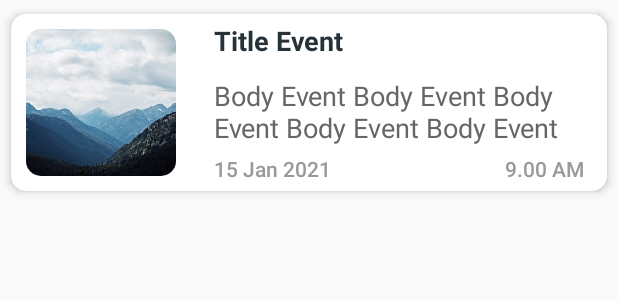
After one commit to dyanzzz/Screening, an Android app: the layout item_event.xml on its own in the app's theme, with its tools: preview values and no code run, on a phone screen of 412 x 824 dp. The commit adds this screen. Shown: the top 300 px of the screen. Run offline under Robolectric (Android 15) with nearby library versions, the phone set to English and light mode, and no system bars.

Commit message:
Implement feature list event add toolbar event

```diff
--- /dev/null
+++ b/app/src/main/java/com/suitmedia/screeningtest/features/screenthree/EventCallback.kt
@@ -0,0 +1,5 @@
+package com.suitmedia.screeningtest.features.screenthree
+
+interface EventCallback {
+    fun onItemClicked(data: EventEntity)
+}
--- /dev/null
+++ b/app/src/main/res/drawable/ic_search.xml
@@ -0,0 +1,5 @@
+<vector android:height="24dp" android:tint="#FFFFFF"
+    android:viewportHeight="24" android:viewportWidth="24"
+    android:width="24dp" xmlns:android="http://schemas.android.com/apk/res/android">
+    <path android:fillColor="@android:color/white" android:pathData="M15.5,14h-0.79l-0.28,-0.27C15.41,12.59 16,11.11 16,9.5 16,5.91 13.09,3 9.5,3S3,5.91 3,9.5 5.91,16 9.5,16c1.61,0 3.09,-0.59 4.23,-1.57l0.27,0.28v0.79l5,4.99L20.49,19l-4.99,-5zM9.5,14C7.01,14 5,11.99 5,9.5S7.01,5 9.5,5 14,7.01 14,9.5 11.99,14 9.5,14z"/>
+</vector>
--- /dev/null
+++ b/app/src/main/res/layout/item_event.xml
@@ -0,0 +1,111 @@
+<?xml version="1.0" encoding="utf-8"?>
+<androidx.cardview.widget.CardView
+    xmlns:android="http://schemas.android.com/apk/res/android"
+    xmlns:app="http://schemas.android.com/apk/res-auto"
+    xmlns:tools="http://schemas.android.com/tools"
+    android:layout_width="match_parent"
+    android:layout_height="wrap_content"
+    android:orientation="vertical"
+    android:clickable="true"
+    android:focusable="true"
+    android:foreground="?android:attr/selectableItemBackground"
+    app:cardCornerRadius="10dp"
+    app:cardElevation="4dp"
+    app:cardMaxElevation="4dp"
+    app:cardUseCompatPadding="true">
+
+    <LinearLayout
+        android:layout_width="match_parent"
+        android:layout_height="wrap_content"
+        android:orientation="horizontal">
+
+        <androidx.cardview.widget.CardView
+            android:layout_width="100dp"
+            android:layout_height="match_parent"
+            android:clipToPadding="true"
+            app:cardCornerRadius="10dp"
+            app:cardElevation="0dp"
+            android:layout_margin="@dimen/spacing_middle"
+            app:cardPreventCornerOverlap="false"
+            app:cardUseCompatPadding="false">
+
+            <ImageView
+                android:id="@+id/image_event"
+                android:layout_width="match_parent"
+                android:layout_height="match_parent"
+                android:scaleType="centerCrop"
+                tools:src="@drawable/image_event"
+                android:contentDescription="@string/app_name" />
+
+        </androidx.cardview.widget.CardView>
+
+        <LinearLayout
+            android:layout_width="match_parent"
+            android:layout_height="wrap_content"
+            android:orientation="vertical">
+
+            <TextView
+                android:id="@+id/title_event"
+                android:layout_width="match_parent"
+                android:layout_height="wrap_content"
+                android:layout_marginHorizontal="@dimen/spacing_large"
+                android:layout_marginVertical="@dimen/spacing_medium"
+                android:ellipsize="end"
+                android:textAppearance="@style/TextAppearance.AppCompat.Medium"
+                android:textColor="@color/grey_90"
+                android:textStyle="bold"
+                tools:text="Title Event" />
+
+            <View
+                android:layout_width="match_parent"
+                android:layout_height="1dp"
+                android:layout_marginHorizontal="@dimen/spacing_large" />
+
+            <TextView
+                android:id="@+id/body_event"
+                android:layout_width="match_parent"
+                android:layout_height="wrap_content"
+                android:layout_marginLeft="@dimen/spacing_large"
+                android:layout_marginRight="@dimen/spacing_large"
+                android:layout_marginTop="@dimen/spacing_medium"
+                tools:text="Body Event Body Event Body Event Body Event Body Event"
+                android:textAppearance="@style/TextAppearance.AppCompat.Medium"
+                android:textColor="@color/grey_60" />
+
+            <LinearLayout
+                android:layout_width="match_parent"
+                android:layout_height="wrap_content"
+                android:layout_marginBottom="@dimen/spacing_medium"
+                android:layout_marginLeft="@dimen/spacing_large"
+                android:layout_marginRight="@dimen/spacing_large"
+                android:layout_marginTop="@dimen/spacing_medium"
+                android:orientation="horizontal">
+
+                <TextView
+                    android:id="@+id/date"
+                    android:layout_width="wrap_content"
+                    android:layout_height="wrap_content"
+                    tools:text="15 Jan 2021"
+                    android:textAppearance="@style/TextAppearance.AppCompat.Body2"
+                    android:textColor="@color/grey_40" />
+
+                <View
+                    android:layout_width="0dp"
+                    android:layout_height="0dp"
+                    android:layout_weight="1" />
+
+                <TextView
+                    android:id="@+id/time"
+                    android:layout_width="wrap_content"
+                    android:layout_height="wrap_content"
+                    tools:text="9.00 AM"
+                    android:textAppearance="@style/TextAppearance.AppCompat.Body2"
+                    android:textColor="@color/grey_40" />
+
+            </LinearLayout>
+
+        </LinearLayout>
+
+    </LinearLayout>
+
+</androidx.cardview.widget.CardView>
--- a/app/src/main/res/values/strings.xml
+++ b/app/src/main/res/values/strings.xml
@@ -11,4 +11,6 @@
     <string name="hallo">Hallo,</string>
     <string name="choose_event">Choose Event</string>
     <string name="choose_guest">Choose Guest</string>
+    <string name="search">Search</string>
+    <string name="map">Map</string>
 </resources>
```
Also changed, not shown: app/src/main/java/com/suitmedia/screeningtest/di/ViewModelModule.kt (+8 -0 lines), app/src/main/java/com/suitmedia/screeningtest/features/screenthree/EventAdapter.kt (added, +53 -0 lines), app/src/main/java/com/suitmedia/screeningtest/features/screenthree/EventEntity.kt (added, +13 -0 lines), app/src/main/java/com/suitmedia/screeningtest/features/screenthree/EventFragment.kt (+74 -3 lines), app/src/main/java/com/suitmedia/screeningtest/features/screenthree/EventViewModel.kt (added, +23 -0 lines), app/src/main/java/com/suitmedia/screeningtest/ui/ViewExtensions.kt (added, +37 -0 lines), app/src/main/java/com/suitmedia/screeningtest/utils/DataDummy.kt (added, +43 -0 lines), app/src/main/res/layout/fragment_event.xml (+24 -6 lines), app/src/main/res/layout/toolbar.xml (added, +20 -0 lines), app/src/main/res/menu/event_menu.xml (added, +15 -0 lines), app/src/main/res/drawable/image_event.jpg (added).
